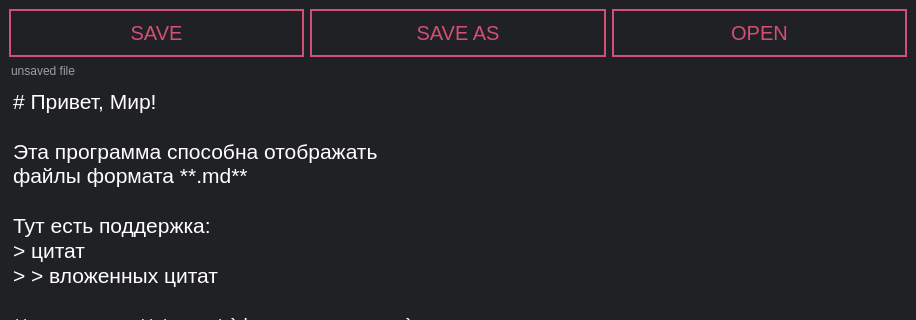
Above: client/uic_files/main.ui from radyshenkya/fastnote before the change; both pictures show x 0 to 916 and y 0 to 320 of the 916 by 758 pixel window. Below: the same form after it.
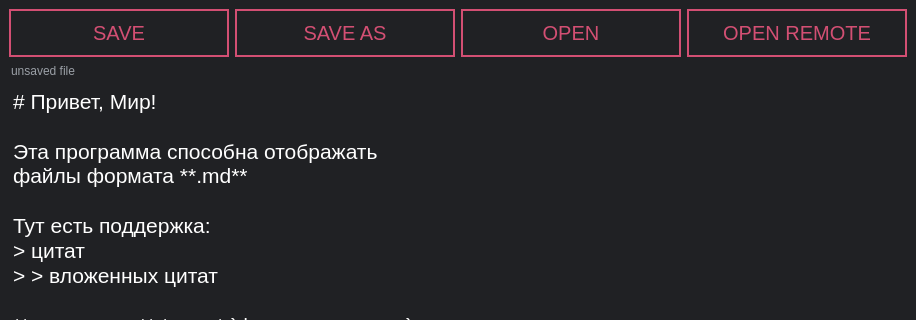
That is the form after the change. Custom widgets are drawn as their Qt base class.

Commit message: started creating remote notes support

```diff
--- a/client/uic_files/main.ui
+++ b/client/uic_files/main.ui
@@ -91,6 +91,13 @@
         </property>
        </widget>
       </item>
+      <item>
+       <widget class="QPushButton" name="pushButton">
+        <property name="text">
+         <string>OPEN REMOTE</string>
+        </property>
+       </widget>
+      </item>
      </layout>
     </item>
     <item>
```
The commit also changes 5 other files.
